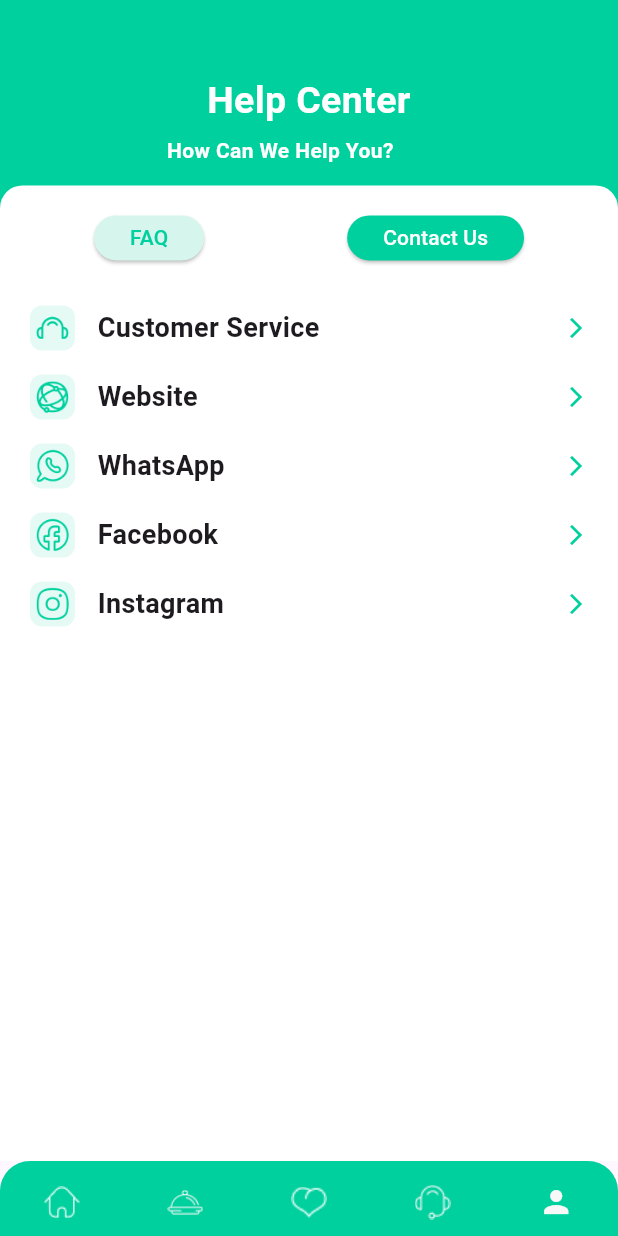
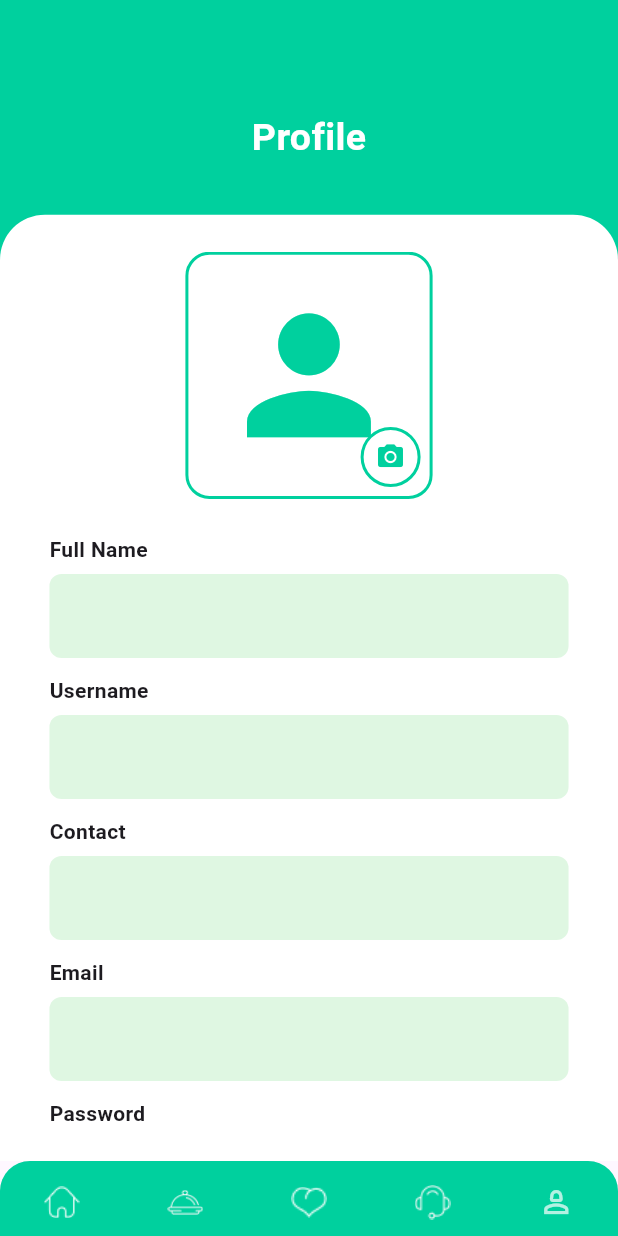
Before and after one commit to AbrarHaider110/FoodyX, a Flutter app: the bottomBarScreen screen opened directly, item 5 of the bottom bar chosen, on a phone screen of 412 x 824 dp. Run offline on Flutter 3.47's test engine with Material 3 defaults, Android fonts, the phone set to English and light mode, and no system bars; our stand-ins replace cloud_firestore, firebase_auth, firebase_core, image_picker; accounts and stored records are empty.

Commit message:
Profile_Screen

```diff
--- a/lib/Screens/BottomBarnavigation.dart
+++ b/lib/Screens/BottomBarnavigation.dart
@@ -3,6 +3,7 @@ import 'package:food_delivery/Screens/Buffet_Screen.dart';
 import 'package:food_delivery/Screens/HelpScreen.dart';
 import 'package:food_delivery/Screens/bestSellerScreen.dart';
 import 'package:food_delivery/Screens/homeScreen.dart';
+import 'package:food_delivery/Screens/profile_Screen.dart.dart';
 
 class bottomBarScreen extends StatefulWidget {
   const bottomBarScreen({Key? key}) : super(key: key);
@@ -18,8 +19,8 @@ class _bottomBarScreenState extends State<bottomBarScreen> {
     HomeScreen(),
     BuffetScreen(),
     BestSellerScreen(),
-    Center(child: Text("List Screen")),
     helpScreen(),
+    ProfileScreen(),
   ];
 
   void _onItemTapped(int index) {
@@ -39,7 +40,7 @@ class _bottomBarScreenState extends State<bottomBarScreen> {
           child: BottomNavigationBar(
             type: BottomNavigationBarType.fixed,
             backgroundColor: Color(0xFF00D09E),
-            selectedItemColor: Colors.white,
+            selectedItemColor: Colors.white70,
             unselectedItemColor: Colors.white70,
             currentIndex: _selectedIndex,
             onTap: _onItemTapped,
@@ -91,6 +92,7 @@ class _bottomBarScreenState extends State<bottomBarScreen> {
                     width: 24,
                     height: 24,
                     fit: BoxFit.contain,
+                    color: Color(0xFFF8F8F8),
                   ),
                 ),
                 label: '',
@@ -98,7 +100,7 @@ class _bottomBarScreenState extends State<bottomBarScreen> {
               BottomNavigationBarItem(
                 icon: Padding(
                   padding: EdgeInsets.only(top: 5),
-                  child: Icon(Icons.person, size: 24, color: Color(0xFFF8F8F8)),
+                  child: Icon(Icons.person_2_outlined, size: 24),
                 ),
                 label: '',
               ),
--- a/lib/Screens/loginScreen.dart
+++ b/lib/Screens/loginScreen.dart
@@ -189,12 +189,6 @@ class _LoginScreenState extends State<LoginScreen> {
                                         password: password,
                                       );
 
-                                  ScaffoldMessenger.of(context).showSnackBar(
-                                    SnackBar(
-                                      content: const Text('Sign In Successful'),
-                                      backgroundColor: const Color(0xFF00D09E),
-                                    ),
-                                  );
                                   Navigator.pushReplacement(
                                     context,
                                     MaterialPageRoute(
--- /dev/null
+++ b/lib/Screens/profile_Screen.dart.dart
@@ -0,0 +1,271 @@
+import 'dart:io';
+import 'package:flutter/material.dart';
+import 'package:image_picker/image_picker.dart';
+
+class ProfileScreen extends StatefulWidget {
+  const ProfileScreen({super.key});
+
+  @override
+  State<ProfileScreen> createState() => _ProfileScreenState();
+}
+
+class _ProfileScreenState extends State<ProfileScreen> {
+  final TextEditingController fullNameController = TextEditingController();
+  final TextEditingController userNameController = TextEditingController();
+  final TextEditingController contactController = TextEditingController();
+  final TextEditingController emailController = TextEditingController();
+  final TextEditingController passwordController = TextEditingController();
+
+  bool isLoading = false;
+  File? profileImage;
+
+  @override
+  void dispose() {
+    fullNameController.dispose();
+    userNameController.dispose();
+    contactController.dispose();
+    emailController.dispose();
+    passwordController.dispose();
+    super.dispose();
+  }
+
+  void handleSignUp() {
+    setState(() => isLoading = true);
+
+    Future.delayed(const Duration(seconds: 2), () {
+      setState(() => isLoading = false);
+    });
+  }
+
+  void handleChange() {
+    ScaffoldMessenger.of(
+      context,
+    ).showSnackBar(const SnackBar(content: Text('Change button pressed')));
+  }
+
+  Future<void> pickImage(ImageSource source) async {
+    final picker = ImagePicker();
+    final pickedFile = await picker.pickImage(source: source);
+
+    if (pickedFile != null) {
+      setState(() => profileImage = File(pickedFile.path));
+    }
+
+    Navigator.pop(context);
+  }
+
+  void showImageSourceActionSheet() {
+    showModalBottomSheet(
+      context: context,
+      builder:
+          (context) => SafeArea(
+            child: Wrap(
+              children: [
+                ListTile(
+                  leading: const Icon(Icons.photo_library),
+                  title: const Text('Choose from Gallery'),
+                  onTap: () => pickImage(ImageSource.gallery),
+                ),
+                ListTile(
+                  leading: const Icon(Icons.camera_alt),
+                  title: const Text('Take a Photo'),
+                  onTap: () => pickImage(ImageSource.camera),
+                ),
+              ],
+            ),
+          ),
+    );
+  }
+
+  Widget buildTextField({
+    required String label,
+    required TextEditingController controller,
+    bool obscure = false,
+  }) {
+    return Column(
+      crossAxisAlignment: CrossAxisAlignment.start,
+      children: [
+        Text(label, style: const TextStyle(fontWeight: FontWeight.bold)),
+        const SizedBox(height: 6),
+        TextField(
+          controller: controller,
+          obscureText: obscure,
+          decoration: const InputDecoration(
+            hintStyle: TextStyle(color: Colors.grey),
+            border: InputBorder.none,
+            filled: true,
+            fillColor: Color(0xFFDFF7E2),
+            enabledBorder: OutlineInputBorder(
+              borderRadius: BorderRadius.all(Radius.circular(8)),
+              borderSide: BorderSide.none,
+            ),
+            focusedBorder: OutlineInputBorder(
+              borderRadius: BorderRadius.all(Radius.circular(8)),
+              borderSide: BorderSide.none,
+            ),
+          ),
+        ),
+        const SizedBox(height: 12),
+      ],
+    );
+  }
+
+  @override
+  Widget build(BuildContext context) {
+    final screenWidth = MediaQuery.of(context).size.width;
+    final screenHeight = MediaQuery.of(context).size.height;
+
+    return Scaffold(
+      body: Container(
+        color: const Color(0xFF00D09E),
+        width: screenWidth,
+        height: screenHeight,
+        child: Column(
+          children: [
+            Padding(
+              padding: EdgeInsets.only(top: screenHeight * 0.09),
+              child: const Center(
+                child: Text(
+                  "Profile",
+                  style: TextStyle(
+                    fontSize: 25,
+                    color: Colors.white,
+                    fontWeight: FontWeight.bold,
+                  ),
+                ),
+              ),
+            ),
+            SizedBox(height: screenHeight * 0.04),
+            Expanded(
+              child: Container(
+                padding: EdgeInsets.symmetric(
+                  horizontal: screenWidth * 0.08,
+                  vertical: screenHeight * 0.03,
+                ),
+                decoration: const BoxDecoration(
+                  color: Colors.white,
+                  borderRadius: BorderRadius.only(
+                    topLeft: Radius.circular(30),
+                    topRight: Radius.circular(30),
+                  ),
+                ),
+                child: SingleChildScrollView(
+                  child: Column(
+                    children: [
+                      Stack(
+                        alignment: Alignment.center,
+                        children: [
+                          Container(
+                            width: screenWidth * 0.4,
+                            height: screenWidth * 0.4,
+                            decoration: BoxDecoration(
+                              borderRadius: BorderRadius.circular(16),
+                              border: Border.all(
+                                color: const Color(0xFF00D09E),
+                                width: 2,
+                              ),
+                              color: Colors.white,
+                            ),
+                            child:
+                                profileImage != null
+                                    ? ClipRRect(
+                                      borderRadius: BorderRadius.circular(14),
+                                      child: Image.file(
+                                        profileImage!,
+                                        width: screenWidth * 0.4,
+                                        height: screenWidth * 0.4,
+                                        fit: BoxFit.cover,
+                                      ),
+                                    )
+                                    : Icon(
+                                      Icons.person,
+                                      size: screenWidth * 0.3,
+                                      color: const Color(0xFF00D09E),
+                                    ),
+                          ),
+                          Positioned(
+                            bottom: 8,
+                            right: 8,
+                            child: GestureDetector(
+                              onTap: showImageSourceActionSheet,
+                              child: Container(
+                                height: 40,
+                                width: 40,
+                                decoration: BoxDecoration(
+                                  shape: BoxShape.circle,
+                                  color: Colors.white,
+                                  border: Border.all(
+                                    color: const Color(0xFF00D09E),
+                                    width: 2,
+                                  ),
+                                ),
+                                child: Icon(
+                                  Icons.camera_alt,
+                                  size: 20,
+                                  color: const Color(0xFF00D09E),
+                                ),
+                              ),
+                            ),
+                          ),
+                        ],
+                      ),
+                      const SizedBox(height: 24),
+                      buildTextField(
+                        label: "Full Name",
+                        controller: fullNameController,
+                      ),
+                      buildTextField(
+                        label: "Username",
+                        controller: userNameController,
+                      ),
+                      buildTextField(
+                        label: "Contact",
+                        controller: contactController,
+                      ),
+                      buildTextField(
+                        label: "Email",
+                        controller: emailController,
+                      ),
+                      buildTextField(
+                        label: "Password",
+                        controller: passwordController,
+                        obscure: true,
+                      ),
+                      SizedBox(height: screenHeight * 0.04),
+                      Row(
+                        children: [
+                          Expanded(
+                            child: ElevatedButton(
+                              onPressed: handleChange,
+                              style: ElevatedButton.styleFrom(
+                                backgroundColor: const Color(0xFF00D09E),
+                                shape: RoundedRectangleBorder(
+                                  borderRadius: BorderRadius.circular(40),
+                                ),
+                                padding: const EdgeInsets.symmetric(
+                                  vertical: 15,
+                                ),
+                              ),
+                              child: const Text(
+                                "Change",
+                                style: TextStyle(
+                                  color: Colors.white,
+                                  fontWeight: FontWeight.bold,
+                                  fontSize: 16,
+                                ),
+                              ),
+                            ),
+                          ),
+                        ],
+                      ),
+                    ],
+                  ),
+                ),
+              ),
+            ),
+          ],
+        ),
+      ),
+    );
+  }
+}
--- a/pubspec.yaml
+++ b/pubspec.yaml
@@ -39,6 +39,7 @@ dependencies:
   firebase_core: ^3.15.2
   firebase_auth: ^5.7.0
   cloud_firestore: ^5.6.12
+  image_picker: ^1.1.2
 
 dev_dependencies:
   flutter_test:
@@ -101,6 +102,7 @@ flutter:
    - assets/BBN3.png
    - assets/BBN4.png
    - assets/BBN5.png
+   - assets/BB6.jpg
    - assets/ss.png
    - assets/ts.png
    - assets/cardIcon.png
```
Also changed, not shown: assets/BB6.jpg (added), pubspec.lock, 5 other files.
